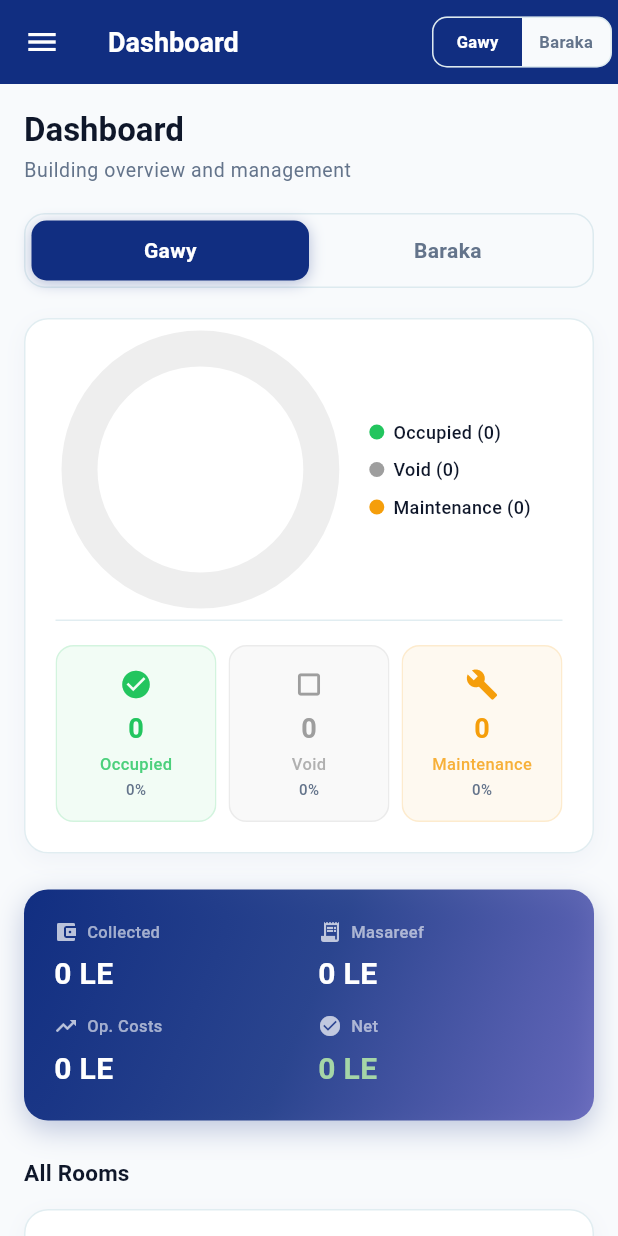
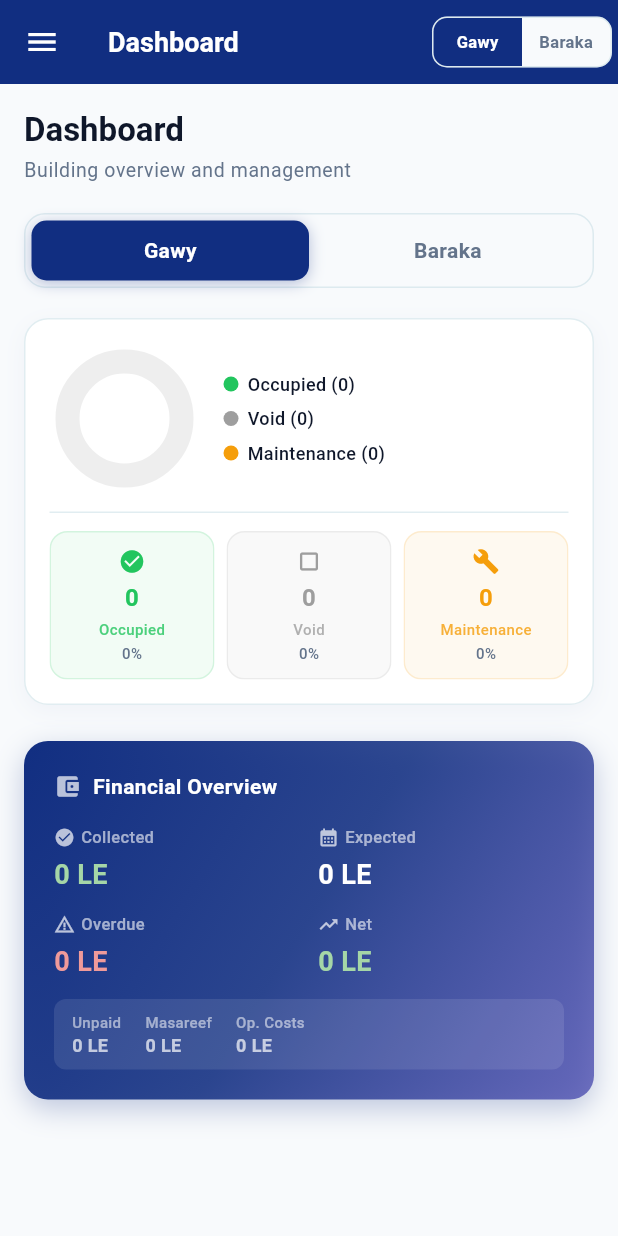
Before and after one commit to medo962006/GMRental, a Flutter app: the screen it shows after launch, on a phone screen of 412 x 824 dp. Run offline on Flutter 3.47's test engine with Material 3 defaults, Android fonts, the phone set to English and light mode, and no system bars; our stand-ins replace dio, flutter_local_notifications, flutter_riverpod, pdf, printing, shared_preferences and 1 more; accounts and stored records are empty.

Commit message:
dashboard: compact pie chart, fix financial calcs, remove rooms list
- Pie chart: 120px desktop / 100px mobile (was 200/160)
- Financial banner: shows Collected / Expected / Overdue / Net
- Added collection rate badge (% collected)
- Sub-line: Unpaid, Masareef, Op Costs breakdown
- Removed All Rooms list section
- Repository: added totalRentOverdue and totalRentUnpaid to stats
- Overdue now only counts unpaid tenants past dueDate
- Unpaid = expected - collected - overdue (not yet overdue)

```diff
--- a/lib/screens/dashboard_screen.dart
+++ b/lib/screens/dashboard_screen.dart
@@ -1,15 +1,12 @@
 // lib/screens/dashboard_screen.dart
-// Dashboard — building tabs, pie chart, room list, financial overview, overdue tenants.
+// Dashboard — building tabs, compact pie chart, financial overview, overdue tenants.
 import 'dart:math';
 import 'package:flutter/material.dart';
 import 'package:flutter_riverpod/flutter_riverpod.dart';
-import 'package:url_launcher/url_launcher.dart';
 import '../config/app_theme.dart';
 import '../models/tenant.dart';
 import '../models/room.dart';
-import '../models/masareef.dart';
 import '../providers/app_providers.dart';
-import '../services/pdf_report_service.dart';
 
 // ══════════════════════════════════════════════════════════════
 // BUILDING TAB NAMES
@@ -61,6 +58,9 @@ class DashboardScreen extends ConsumerWidget {
     int buildingId,
   ) {
     final totalCollected = (stats['totalRentCollected'] as num?)?.toDouble() ?? 0;
+    final totalExpected = (stats['totalRentExpected'] as num?)?.toDouble() ?? 0;
+    final totalOverdue = (stats['totalRentOverdue'] as num?)?.toDouble() ?? 0;
+    final totalUnpaid = (stats['totalRentUnpaid'] as num?)?.toDouble() ?? 0;
     final totalExpenses = (stats['totalExpenses'] as num?)?.toDouble() ?? 0;
     final totalOpCosts = (stats['totalOpCosts'] as num?)?.toDouble() ?? 0;
     final netBalance = (stats['netBalance'] as num?)?.toDouble() ?? 0;
@@ -90,7 +90,7 @@ class DashboardScreen extends ConsumerWidget {
           ),
           const SizedBox(height: 20),
 
-          // ── Room Status Pie Chart + Stat Cards ──
+          // ── Room Status Pie Chart + Stat Cards (compact) ──
           _RoomStatusSection(
             occupied: occupiedCount,
             voidRooms: voidCount,
@@ -103,19 +103,13 @@ class DashboardScreen extends ConsumerWidget {
           // ── Financial Banner ──
           _FinancialBanner(
             totalCollected: totalCollected,
+            totalExpected: totalExpected,
+            totalOverdue: totalOverdue,
+            totalUnpaid: totalUnpaid,
             totalExpenses: totalExpenses,
             totalOpCosts: totalOpCosts,
             netBalance: netBalance,
             isDesktop: isDesktop,
-          ),
-          const SizedBox(height: 24),
-
-          // ── All Rooms List ──
-          Text('All Rooms', style: Theme.of(context).textTheme.titleMedium),
-          const SizedBox(height: 12),
-          _RoomsListByFloor(
-            rooms: rooms,
-            tenants: tenants,
           ),
           const SizedBox(height: 24),
 
@@ -141,24 +135,10 @@ class DashboardScreen extends ConsumerWidget {
                 monthlyRent: room.monthlyRent,
               );
             }),
-            const SizedBox(height: 24),
           ],
-
-          // ── PDF Export ──
-          Center(
-            child: FilledButton.icon(
-              onPressed: () => _exportPdfReport(context, ref),
-              icon: const Icon(Icons.picture_as_pdf),
-              label: const Text('Export Financial Report'),
-            ),
-          ),
         ],
       ),
     );
-  }
-
-  void _exportPdfReport(BuildContext context, WidgetRef ref) {
-    // PDF export logic
   }
 }
 
@@ -216,7 +196,7 @@ class _BuildingTabs extends StatelessWidget {
 }
 
 // ══════════════════════════════════════════════════════════════
-// ROOM STATUS SECTION (pie chart + stat cards)
+// ROOM STATUS SECTION (compact pie chart + stat cards)
 // ══════════════════════════════════════════════════════════════
 class _RoomStatusSection extends StatelessWidget {
   final int occupied;
@@ -239,18 +219,20 @@ class _RoomStatusSection extends StatelessWidget {
   Widget build(BuildContext context) {
     return Container(
       decoration: AppDecorations.card(context),
-      padding: const EdgeInsets.all(20),
+      padding: const EdgeInsets.all(16),
       child: Column(
         children: [
-          // Pie chart
+          // Compact pie chart — sized relative to card, max 120px
           SizedBox(
-            height: isDesktop ? 200 : 160,
+            height: isDesktop ? 120 : 100,
             child: Row(
               children: [
-                Expanded(
-                  flex: 3,
+                // Pie chart — fixed small size
+                SizedBox(
+                  width: isDesktop ? 120 : 100,
+                  height: isDesktop ? 120 : 100,
                   child: CustomPaint(
-                    size: Size(isDesktop ? 200 : 160, isDesktop ? 200 : 160),
+                    size: Size(isDesktop ? 120 : 100, isDesktop ? 120 : 100),
                     painter: _PieChartPainter(
                       occupied: occupied,
                       voidRooms: voidRooms,
@@ -260,16 +242,16 @@ class _RoomStatusSection extends StatelessWidget {
                   ),
                 ),
                 const SizedBox(width: 16),
+                // Legend
                 Expanded(
-                  flex: 2,
                   child: Column(
                     mainAxisAlignment: MainAxisAlignment.center,
                     crossAxisAlignment: CrossAxisAlignment.start,
                     children: [
                       _legendDot(AppColors.success, 'Occupied', occupied),
-                      const SizedBox(height: 8),
+                      const SizedBox(height: 6),
                       _legendDot(Colors.grey, 'Void', voidRooms),
-                      const SizedBox(height: 8),
+                      const SizedBox(height: 6),
                       _legendDot(AppColors.warning, 'Maintenance', maintenance),
                     ],
                   ),
@@ -277,9 +259,9 @@ class _RoomStatusSection extends StatelessWidget {
               ],
             ),
           ),
-          const SizedBox(height: 20),
+          const SizedBox(height: 12),
           const Divider(height: 1),
-          const SizedBox(height: 16),
+          const SizedBox(height: 12),
           // Stat cards row
           Row(
             children: [
@@ -337,7 +319,7 @@ class _RoomStatusSection extends StatelessWidget {
 }
 
 // ══════════════════════════════════════════════════════════════
-// PIE CHART PAINTER
+// PIE CHART PAINTER (compact donut)
 // ══════════════════════════════════════════════════════════════
 class _PieChartPainter extends CustomPainter {
   final int occupied;
@@ -355,20 +337,19 @@ class _PieChartPainter extends CustomPainter {
   @override
   void paint(Canvas canvas, Size size) {
     if (total == 0) {
-      // Draw empty grey circle
       final paint = Paint()
         ..color = Colors.grey.shade200
         ..style = PaintingStyle.stroke
-        ..strokeWidth = 24;
+        ..strokeWidth = 16;
       final center = Offset(size.width / 2, size.height / 2);
-      final radius = size.width / 2 - 16;
+      final radius = min(size.width, size.height) / 2 - 12;
       canvas.drawCircle(center, radius, paint);
       return;
     }
 
     final center = Offset(size.width / 2, size.height / 2);
-    final radius = size.width / 2 - 16;
-    final strokeWidth = 28.0;
+    final radius = min(size.width, size.height) / 2 - 12;
+    final strokeWidth = 18.0;
     final rect = Rect.fromCircle(center: center, radius: radius);
 
     // Background ring
@@ -404,7 +385,7 @@ class _PieChartPainter extends CustomPainter {
       text: TextSpan(
         text: '$total',
         style: TextStyle(
-          fontSize: 28,
+          fontSize: 22,
           fontWeight: FontWeight.bold,
           color: AppColors.neutralDark,
         ),
@@ -414,20 +395,20 @@ class _PieChartPainter extends CustomPainter {
     totalPainter.layout();
     totalPainter.paint(
       canvas,
-      Offset(center.dx - totalPainter.width / 2, center.dy - totalPainter.height / 2 - 8),
+      Offset(center.dx - totalPainter.width / 2, center.dy - totalPainter.height / 2 - 6),
     );
 
     final labelPainter = TextPainter(
       text: const TextSpan(
         text: 'Rooms',
-        style: TextStyle(fontSize: 12, color: AppColors.textSecondary),
+        style: TextStyle(fontSize: 10, color: AppColors.textSecondary),
       ),
       textDirection: TextDirection.ltr,
     );
     labelPainter.layout();
     labelPainter.paint(
       canvas,
-      Offset(center.dx - labelPainter.width / 2, center.dy + 12),
+      Offset(center.dx - labelPainter.width / 2, center.dy + 10),
     );
   }
 
@@ -484,16 +465,16 @@ class _StatCard extends StatelessWidget {
             borderRadius: BorderRadius.circular(12),
             border: Border.all(color: color.withValues(alpha: 0.15)),
           ),
-          padding: const EdgeInsets.symmetric(vertical: 14, horizontal: 10),
+          padding: const EdgeInsets.symmetric(vertical: 10, horizontal: 8),
           child: Column(
             children: [
-              Icon(icon, color: color, size: 22),
-              const SizedBox(height: 6),
+              Icon(icon, color: color, size: 18),
+              const SizedBox(height: 4),
               Text(
                 '$count',
                 style: TextStyle(
                   fontWeight: FontWeight.bold,
-                  fontSize: 18,
+                  fontSize: 16,
                   color: color,
                 ),
               ),
@@ -501,7 +482,7 @@ class _StatCard extends StatelessWidget {
               Text(
                 label,
                 style: TextStyle(
-                  fontSize: 11,
+                  fontSize: 10,
                   color: color.withValues(alpha: 0.8),
                   fontWeight: FontWeight.w500,
                 ),
@@ -523,10 +504,13 @@ class _StatCard extends StatelessWidget {
 }
 
 // ══════════════════════════════════════════════════════════════
-// FINANCIAL BANNER (gradient)
+// FINANCIAL BANNER — Collected / Expected / Overdue / Net
 // ══════════════════════════════════════════════════════════════
 class _FinancialBanner extends StatelessWidget {
   final double totalCollected;
+  final double totalExpected;
+  final double totalOverdue;
+  final double totalUnpaid;
   final double totalExpenses;
   final double totalOpCosts;
   final double netBalance;
@@ -534,6 +518,9 @@ class _FinancialBanner extends StatelessWidget {
 
   const _FinancialBanner({
     required this.totalCollected,
+    required this.totalExpected,
+    required this.totalOverdue,
+    required this.totalUnpaid,
     required this.totalExpenses,
     required this.totalOpCosts,
     required this.netBalance,
@@ -563,61 +550,108 @@ class _FinancialBanner extends StatelessWidget {
         ],
       ),
       padding: const EdgeInsets.all(20),
-      child: isDesktop
-          ? Row(
+      child: Column(
+        crossAxisAlignment: CrossAxisAlignment.start,
         children: [
-                _finStat('Total Collected', totalCollected, Icons.account_balance_wallet),
-                const SizedBox(width: 24),
-                _finStat('Masareef', totalExpenses, Icons.receipt_long),
-                const SizedBox(width: 24),
-                _finStat('Op. Costs', totalOpCosts, Icons.trending_up),
-                const SizedBox(width: 24),
-                _finStat('Net Balance', netBalance,
-                    netBalance >= 0 ? Icons.check_circle : Icons.warning),
+          // Title row
+          Row(
+            children: [
+              const Icon(Icons.account_balance_wallet, size: 18, color: Colors.white70),
+              const SizedBox(width: 8),
+              const Text('Financial Overview',
+                  style: TextStyle(fontSize: 14, fontWeight: FontWeight.w600, color: Colors.white)),
+              const Spacer(),
+              // Collection rate badge
+              if (totalExpected > 0)
+                Container(
+                  padding: const EdgeInsets.symmetric(horizontal: 8, vertical: 3),
+                  decoration: BoxDecoration(
+                    color: Colors.white.withValues(alpha: 0.2),
+                    borderRadius: BorderRadius.circular(8),
+                  ),
+                  child: Text(
+                    '${(totalCollected / totalExpected * 100).toStringAsFixed(0)}% collected',
+                    style: const TextStyle(fontSize: 11, color: Colors.white, fontWeight: FontWeight.w600),
+                  ),
+                ),
+            ],
+          ),
+          const SizedBox(height: 16),
+
+          // Main row: Collected vs Expected vs Overdue
+          if (isDesktop)
+            Row(
+              children: [
+                _finCol('Collected', totalCollected, Icons.check_circle, Colors.green.shade200),
+                const SizedBox(width: 20),
+                _finCol('Expected', totalExpected, Icons.calendar_month, Colors.white),
+                const SizedBox(width: 20),
+                _finCol('Overdue', totalOverdue, Icons.warning_amber, Colors.red.shade200),
+                const SizedBox(width: 20),
+                _finCol('Net Balance', netBalance, netBalance >= 0 ? Icons.trending_up : Icons.trending_down,
+                    netBalance >= 0 ? Colors.green.shade200 : Colors.red.shade200),
               ],
             )
-          : Column(
+          else
+            Column(
               children: [
                 Row(
                   children: [
-                    Expanded(child: _finStat('Collected', totalCollected, Icons.account_balance_wallet)),
+                    Expanded(child: _finCol('Collected', totalCollected, Icons.check_circle, Colors.green.shade200)),
                     const SizedBox(width: 12),
-                    Expanded(child: _finStat('Masareef', totalExpenses, Icons.receipt_long)),
+                    Expanded(child: _finCol('Expected', totalExpected, Icons.calendar_month, Colors.white)),
                   ],
                 ),
                 const SizedBox(height: 12),
                 Row(
                   children: [
-                    Expanded(child: _finStat('Op. Costs', totalOpCosts, Icons.trending_up)),
+                    Expanded(child: _finCol('Overdue', totalOverdue, Icons.warning_amber, Colors.red.shade200)),
                     const SizedBox(width: 12),
-                    Expanded(child: _finStat('Net', netBalance,
-                        netBalance >= 0 ? Icons.check_circle : Icons.warning)),
+                    Expanded(child: _finCol('Net', netBalance, netBalance >= 0 ? Icons.trending_up : Icons.trending_down,
+                        netBalance >= 0 ? Colors.green.shade200 : Colors.red.shade200)),
                   ],
+                ),
+              ],
+            ),
+
+          // Sub-line: breakdown
+          const SizedBox(height: 12),
+          Container(
+            padding: const EdgeInsets.symmetric(horizontal: 12, vertical: 8),
+            decoration: BoxDecoration(
+              color: Colors.white.withValues(alpha: 0.1),
+              borderRadius: BorderRadius.circular(8),
+            ),
+            child: Row(
+              children: [
+                _miniStat('Unpaid', totalUnpaid),
+                const SizedBox(width: 16),
+                _miniStat('Masareef', totalExpenses),
+                const SizedBox(width: 16),
+                _miniStat('Op. Costs', totalOpCosts),
+              ],
+            ),
           ),
         ],
       ),
     );
   }
 
-  Widget _finStat(String label, double value, IconData icon) {
-    final isPositive = netBalance >= 0;
-    final valueColor = icon == Icons.check_circle || icon == Icons.warning
-        ? (isPositive ? Colors.green.shade200 : Colors.red.shade200)
-        : Colors.white;
+  Widget _finCol(String label, double value, IconData icon, Color valueColor) {
     return Expanded(
       child: Column(
         crossAxisAlignment: CrossAxisAlignment.start,
         children: [
           Row(children: [
-            Icon(icon, size: 16, color: Colors.white70),
-            const SizedBox(width: 6),
+            Icon(icon, size: 14, color: Colors.white70),
+            const SizedBox(width: 4),
             Text(label,
                 style: const TextStyle(fontSize: 11, color: Colors.white60)),
           ]),
-          const SizedBox(height: 6),
+          const SizedBox(height: 4),
           Text('${value.toStringAsFixed(0)} LE',
               style: TextStyle(
-                fontSize: 20,
+                fontSize: 18,
                 fontWeight: FontWeight.bold,
                 color: valueColor,
               )),
@@ -625,242 +659,15 @@ class _FinancialBanner extends StatelessWidget {
       ),
     );
   }
-}
 
-// ══════════════════════════════════════════════════════════════
-// ROOMS LIST GROUPED BY FLOOR
-// ══════════════════════════════════════════════════════════════
-class _RoomsListByFloor extends StatelessWidget {
-  final List<Room> rooms;
-  final List<Tenant> tenants;
-
-  const _RoomsListByFloor({required this.rooms, required this.tenants});
-
-  @override
-  Widget build(BuildContext context) {
-    if (rooms.isEmpty) {
-      return Container(
-        decoration: AppDecorations.card(context),
-        padding: const EdgeInsets.all(24),
-        child: const Center(
-          child: Text('No rooms found for this building',
-              style: TextStyle(color: AppColors.textSecondary)),
-        ),
-      );
-    }
-
-    // Group by floor
-    final Map<String, List<Room>> grouped = {};
-    for (final room in rooms) {
-      grouped.putIfAbsent(room.floor, () => []).add(room);
-    }
-
-    // Sort floors by floorOrder
-    final sortedFloors = grouped.keys.toList()
-      ..sort((a, b) {
-        final orderA = _floorOrderKey(a);
-        final orderB = _floorOrderKey(b);
-        return orderA.compareTo(orderB);
-      });
-
-    // Build tenant lookup by roomId
-    final Map<int, Tenant> tenantByRoom = {};
-    for (final t in tenants) {
-      if (t.roomId != null) {
-        tenantByRoom[t.roomId!] = t;
-      }
-    }
-
-    return Column(
-      children: sortedFloors.map((floor) {
-        final floorRooms = grouped[floor]!;
-        floorRooms.sort((a, b) => a.roomNumber.compareTo(b.roomNumber));
-        final floorLabel = floorRooms.isNotEmpty ? floorRooms.first.floorLabel : floor;
-
+  Widget _miniStat(String label, double value) {
     return Column(
       crossAxisAlignment: CrossAxisAlignment.start,
       children: [
-            Padding(
-              padding: const EdgeInsets.only(top: 16, bottom: 8),
-              child: Row(
-                children: [
-                  Container(
-                    padding: const EdgeInsets.symmetric(horizontal: 10, vertical: 4),
-                    decoration: BoxDecoration(
-                      color: AppColors.secondary.withValues(alpha: 0.1),
-                      borderRadius: BorderRadius.circular(8),
-                    ),
-                    child: Text(
-                      'Floor $floorLabel',
-                      style: const TextStyle(
-                        fontWeight: FontWeight.w700,
-                        fontSize: 13,
-                        color: AppColors.secondary,
-                      ),
-                    ),
-                  ),
-                  const SizedBox(width: 8),
-                  Text(
-                    '${floorRooms.length} rooms',
-                    style: const TextStyle(
-                      fontSize: 11,
-                      color: AppColors.textSecondary,
-                    ),
-                  ),
+        Text(label, style: const TextStyle(fontSize: 10, color: Colors.white54)),
+        Text('${value.toStringAsFixed(0)} LE',
+            style: const TextStyle(fontSize: 12, color: Colors.white70, fontWeight: FontWeight.w600)),
       ],
-              ),
-            ),
-            ...floorRooms.map((room) {
-              final tenant = tenantByRoom[room.id];
-              return _RoomCard(room: room, tenant: tenant);
-            }),
-          ],
-        );
-      }).toList(),
-    );
-  }
-
-  int _floorOrderKey(String floor) {
-    switch (floor) {
-      case 'G': return 0;
-      case 'F': return 1;
-      case 'S': return 2;
-      case 'T': return 3;
-      default: return 9;
-    }
-  }
-}
-
-// ══════════════════════════════════════════════════════════════
-// ROOM CARD
-// ══════════════════════════════════════════════════════════════
-class _RoomCard extends StatelessWidget {
-  final Room room;
-  final Tenant? tenant;
-
-  const _RoomCard({required this.room, this.tenant});
-
-  @override
-  Widget build(BuildContext context) {
-    final statusColor = _statusColor(room.status);
-    final statusBg = statusColor.withValues(alpha: 0.1);
-
-    return Container(
-      margin: const EdgeInsets.only(bottom: 6),
-      decoration: BoxDecoration(
-        color: AppColors.surface,
-        borderRadius: BorderRadius.circular(12),
-        border: Border.all(color: AppColors.borderMuted),
-      ),
-      child: Padding(
-        padding: const EdgeInsets.symmetric(horizontal: 14, vertical: 10),
-        child: Row(
-          children: [
-            // Room number
-            Container(
-              width: 36,
-              height: 36,
-              decoration: BoxDecoration(
-                color: AppColors.canvas,
-                borderRadius: BorderRadius.circular(8),
-              ),
-              alignment: Alignment.center,
-              child: Text(
-                room.displayRoomNumber,
-                style: const TextStyle(
-                  fontWeight: FontWeight.bold,
-                  fontSize: 11,
-                  color: AppColors.neutralDark,
-                ),
-              ),
-            ),
-            const SizedBox(width: 10),
-            // Floor + status
-            Expanded(
-              child: Column(
-                crossAxisAlignment: CrossAxisAlignment.start,
-                children: [
-                  Text(
-                    room.floorLabel,
-                    style: const TextStyle(
-                      fontSize: 11,
-                      color: AppColors.textSecondary,
-                    ),
-                  ),
-                  if (tenant != null && room.isOccupied)
-                    Text(
-                      tenant!.name,
-                      style: const TextStyle(
-                        fontWeight: FontWeight.w600,
-                        fontSize: 13,
-                        color: AppColors.neutralDark,
-                      ),
-                    ),
-                ],
-              ),
-            ),
-            // Status badge
-            _statusBadge(room.status, statusBg, statusColor),
-          ],
-        ),
-      ),
-    );
-  }
-
-  Color _statusColor(String status) {
-    switch (status) {
-      case 'occupied':
-        return AppColors.success;
-      case 'void':
-        return Colors.grey;
-      case 'maintenance':
-        return AppColors.warning;
-      default:
-        return AppColors.textSecondary;
-    }
-  }
-
-  Widget _statusBadge(String status, Color bg, Color fg) {
-    String label;
-    IconData icon;
-    switch (status) {
-      case 'occupied':
-        label = 'Occupied';
-        icon = Icons.check_circle;
-        break;
-      case 'void':
-        label = 'Void';
-        icon = Icons.crop_square;
-        break;
-      case 'maintenance':
-        label = 'Maint.';
-        icon = Icons.build;
-        break;
-      default:
-        label = status;
-        icon = Icons.help_outline;
-    }
-    return Container(
-      padding: const EdgeInsets.symmetric(horizontal: 8, vertical: 4),
-      decoration: BoxDecoration(
-        color: bg,
-        borderRadius: BorderRadius.circular(8),
-      ),
-      child: Row(
-        mainAxisSize: MainAxisSize.min,
-        children: [
-          Icon(icon, size: 12, color: fg),
-          const SizedBox(width: 4),
-          Text(
-            label,
-            style: TextStyle(
-              fontSize: 11,
-              fontWeight: FontWeight.w600,
-              color: fg,
-            ),
-          ),
-        ],
-      ),
     );
   }
 }
```
Also changed, not shown: lib/repositories/supabase_repository.dart (+20 -10 lines). Lines whose indentation alone changed are shown as unchanged.
